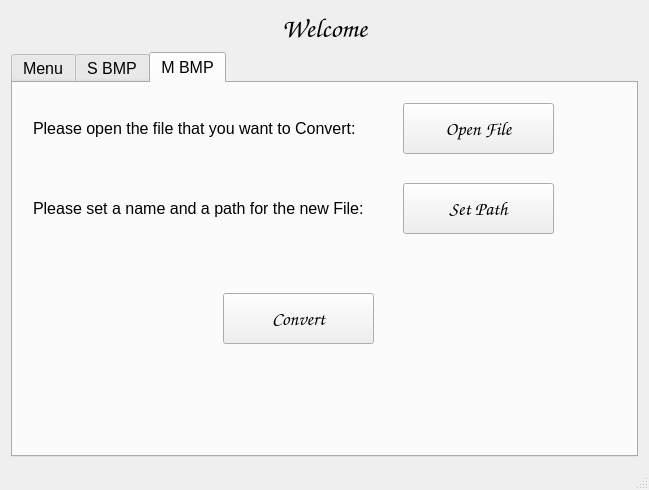
This is mainwindow.ui in ChristopherCousin/BmpManagerQt as Qt 5 draws it before an edit. The edited form follows.
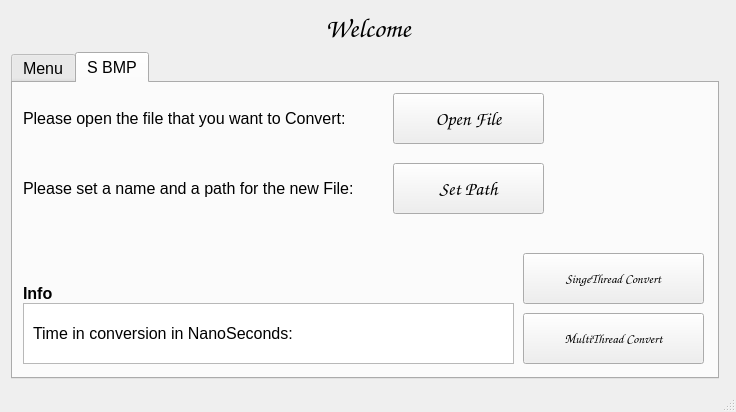
This is the edited form. The open tabs and pages were chosen to show the change. Icons and pictures are not drawn.

The edit to the form file:
```diff
--- a/mainwindow.ui
+++ b/mainwindow.ui
@@ -6,8 +6,8 @@
    <rect>
     <x>0</x>
     <y>0</y>
-    <width>649</width>
-    <height>490</height>
+    <width>736</width>
+    <height>412</height>
    </rect>
   </property>
   <property name="windowTitle">
@@ -25,7 +25,23 @@
   </property>
   <widget class="QWidget" name="centralWidget">
    <layout class="QGridLayout" name="gridLayout_2">
-    <item row="1" column="0" colspan="2">
+    <item row="0" column="0" colspan="2">
+     <widget class="QLabel" name="label">
+      <property name="font">
+       <font>
+        <family>Comic Sans MS</family>
+        <pointsize>20</pointsize>
+       </font>
+      </property>
+      <property name="text">
+       <string>Welcome</string>
+      </property>
+      <property name="alignment">
+       <set>Qt::AlignCenter</set>
+      </property>
+     </widget>
+    </item>
+    <item row="1" column="0">
      <widget class="QTabWidget" name="tabWidget">
       <property name="font">
        <font>
@@ -49,13 +65,13 @@
        <attribute name="title">
         <string>Menu</string>
        </attribute>
-       <widget class="QPushButton" name="GreyScale">
+       <widget class="QPushButton" name="btnToConversionMenu">
         <property name="geometry">
          <rect>
-          <x>190</x>
-          <y>80</y>
-          <width>181</width>
-          <height>41</height>
+          <x>250</x>
+          <y>150</y>
+          <width>211</width>
+          <height>81</height>
          </rect>
         </property>
         <property name="font">
@@ -65,7 +81,7 @@
          </font>
         </property>
         <property name="text">
-         <string>Standar GreyScale</string>
+         <string>Conversion Options</string>
         </property>
         <property name="iconSize">
          <size>
@@ -74,42 +90,17 @@
          </size>
         </property>
        </widget>
-       <widget class="QLabel" name="label_4">
+       <widget class="QLabel" name="firstlbl">
         <property name="geometry">
          <rect>
-          <x>60</x>
-          <y>20</y>
-          <width>481</width>
+          <x>90</x>
+          <y>30</y>
+          <width>531</width>
           <height>51</height>
          </rect>
         </property>
         <property name="text">
-         <string>Hello here we'll show the differents options that you can use</string>
-        </property>
-       </widget>
-       <widget class="QPushButton" name="GreyScale_2">
-        <property name="geometry">
-         <rect>
-          <x>190</x>
-          <y>140</y>
-          <width>181</width>
-          <height>41</height>
-         </rect>
-        </property>
-        <property name="font">
-         <font>
-          <family>Comic Sans MS</family>
-          <pointsize>12</pointsize>
-         </font>
-        </property>
-        <property name="text">
-         <string>MultiThread GreyScale</string>
-        </property>
-        <property name="iconSize">
-         <size>
-          <width>48</width>
-          <height>48</height>
-         </size>
+         <string>This App will convert the colour of your BMP Image to GreyScaled colour</string>
         </property>
        </widget>
       </widget>
@@ -121,11 +112,11 @@
        <attribute name="title">
         <string>S BMP</string>
        </attribute>
-       <widget class="QPushButton" name="pushButton">
+       <widget class="QPushButton" name="btnOpenFile">
         <property name="geometry">
          <rect>
-          <x>460</x>
-          <y>20</y>
+          <x>380</x>
+          <y>10</y>
           <width>151</width>
           <height>51</height>
          </rect>
@@ -150,11 +141,11 @@
          </size>
         </property>
        </widget>
-       <widget class="QPushButton" name="pushButton_2">
+       <widget class="QPushButton" name="btnSetPathFile">
         <property name="geometry">
          <rect>
-          <x>460</x>
-          <y>90</y>
+          <x>380</x>
+          <y>80</y>
           <width>151</width>
           <height>51</height>
          </rect>
@@ -179,23 +170,23 @@
          </size>
         </property>
        </widget>
-       <widget class="QPushButton" name="pushButton_3">
+       <widget class="QPushButton" name="btnSingleThread">
         <property name="geometry">
          <rect>
-          <x>460</x>
-          <y>310</y>
-          <width>151</width>
+          <x>510</x>
+          <y>170</y>
+          <width>181</width>
           <height>51</height>
          </rect>
         </property>
         <property name="font">
          <font>
           <family>Comic Sans MS</family>
-          <pointsize>14</pointsize>
+          <pointsize>10</pointsize>
          </font>
         </property>
         <property name="text">
-         <string>Convert</string>
+         <string>SingeThread Convert</string>
         </property>
         <property name="icon">
          <iconset resource="resources.qrc">
@@ -208,11 +199,11 @@
          </size>
         </property>
        </widget>
-       <widget class="QLabel" name="label_2">
+       <widget class="QLabel" name="secondLbl">
         <property name="geometry">
          <rect>
           <x>10</x>
-          <y>30</y>
+          <y>20</y>
           <width>361</width>
           <height>31</height>
          </rect>
@@ -225,7 +216,7 @@
         <property name="geometry">
          <rect>
           <x>10</x>
-          <y>100</y>
+          <y>90</y>
           <width>371</width>
           <height>31</height>
          </rect>
@@ -238,9 +229,9 @@
         <property name="geometry">
          <rect>
           <x>10</x>
-          <y>190</y>
-          <width>441</width>
-          <height>181</height>
+          <y>220</y>
+          <width>491</width>
+          <height>61</height>
          </rect>
         </property>
         <property name="placeholderText">
@@ -251,7 +242,7 @@
         <property name="geometry">
          <rect>
           <x>10</x>
-          <y>170</y>
+          <y>200</y>
           <width>91</width>
           <height>21</height>
          </rect>
@@ -266,37 +257,11 @@
          <string>Info</string>
         </property>
        </widget>
-       <widget class="QLabel" name="lblHeight">
-        <property name="geometry">
-         <rect>
-          <x>20</x>
-          <y>310</y>
-          <width>421</width>
-          <height>21</height>
-         </rect>
-        </property>
-        <property name="text">
-         <string>Height:</string>
-        </property>
-       </widget>
-       <widget class="QLabel" name="lblWidth">
-        <property name="geometry">
-         <rect>
-          <x>20</x>
-          <y>340</y>
-          <width>421</width>
-          <height>21</height>
-         </rect>
-        </property>
-        <property name="text">
-         <string>Width:</string>
-        </property>
-       </widget>
        <widget class="QLabel" name="lblTimeToFinish">
         <property name="geometry">
          <rect>
           <x>20</x>
-          <y>200</y>
+          <y>240</y>
           <width>421</width>
           <height>21</height>
          </rect>
@@ -305,32 +270,23 @@
          <string>Time in conversion in NanoSeconds:</string>
         </property>
        </widget>
-      </widget>
-      <widget class="QWidget" name="tab_3">
-       <attribute name="icon">
-        <iconset resource="resources.qrc">
-         <normaloff>:/new/prefix1/Resources/multithread.png</normaloff>:/new/prefix1/Resources/multithread.png</iconset>
-       </attribute>
-       <attribute name="title">
-        <string>M BMP</string>
-       </attribute>
-       <widget class="QPushButton" name="pushButton_4">
+       <widget class="QPushButton" name="btnConvertMultiThread">
         <property name="geometry">
          <rect>
-          <x>210</x>
-          <y>210</y>
-          <width>151</width>
+          <x>510</x>
+          <y>230</y>
+          <width>181</width>
           <height>51</height>
          </rect>
         </property>
         <property name="font">
          <font>
           <family>Comic Sans MS</family>
-          <pointsize>14</pointsize>
+          <pointsize>10</pointsize>
          </font>
         </property>
         <property name="text">
-         <string>Convert</string>
+         <string>MultiThread Convert</string>
         </property>
         <property name="icon">
          <iconset resource="resources.qrc">
@@ -343,109 +299,9 @@
          </size>
         </property>
        </widget>
-       <widget class="QLabel" name="label_5">
-        <property name="geometry">
-         <rect>
-          <x>20</x>
-          <y>30</y>
-          <width>361</width>
-          <height>31</height>
-         </rect>
-        </property>
-        <property name="text">
-         <string>Please open the file that you want to Convert:</string>
-        </property>
-       </widget>
-       <widget class="QPushButton" name="pushButton_5">
-        <property name="geometry">
-         <rect>
-          <x>390</x>
-          <y>100</y>
-          <width>151</width>
-          <height>51</height>
-         </rect>
-        </property>
-        <property name="font">
-         <font>
-          <family>Comic Sans MS</family>
-          <pointsize>14</pointsize>
-         </font>
-        </property>
-        <property name="text">
-         <string>Set Path</string>
-        </property>
-        <property name="icon">
-         <iconset resource="resources.qrc">
-          <normaloff>:/new/prefix1/Resources/iconfinder_Open_1493293 (1).png</normaloff>:/new/prefix1/Resources/iconfinder_Open_1493293 (1).png</iconset>
-        </property>
-        <property name="iconSize">
-         <size>
-          <width>48</width>
-          <height>48</height>
-         </size>
-        </property>
-       </widget>
-       <widget class="QLabel" name="label_6">
-        <property name="geometry">
-         <rect>
-          <x>20</x>
-          <y>110</y>
-          <width>371</width>
-          <height>31</height>
-         </rect>
-        </property>
-        <property name="text">
-         <string>Please set a name and a path for the new File:</string>
-        </property>
-       </widget>
-       <widget class="QPushButton" name="pushButton_6">
-        <property name="geometry">
-         <rect>
-          <x>390</x>
-          <y>20</y>
-          <width>151</width>
-          <height>51</height>
-         </rect>
-        </property>
-        <property name="font">
-         <font>
-          <family>Comic Sans MS</family>
-          <pointsize>14</pointsize>
-         </font>
-        </property>
-        <property name="text">
-         <string>Open File</string>
-        </property>
-        <property name="icon">
-         <iconset resource="resources.qrc">
-          <normaloff>:/new/prefix1/Resources/iconfinder_Close_1493281.png</normaloff>:/new/prefix1/Resources/iconfinder_Close_1493281.png</iconset>
-        </property>
-        <property name="iconSize">
-         <size>
-          <width>48</width>
-          <height>48</height>
-         </size>
-        </property>
-       </widget>
       </widget>
      </widget>
     </item>
-    <item row="0" column="0" colspan="2">
-     <widget class="QLabel" name="label">
-      <property name="font">
-       <font>
-        <family>Comic Sans MS</family>
-        <pointsize>20</pointsize>
-       </font>
-      </property>
-      <property name="text">
-       <string>Welcome</string>
-      </property>
-      <property name="alignment">
-       <set>Qt::AlignCenter</set>
-      </property>
-     </widget>
-    </item>
    </layout>
   </widget>
   <widget class="QStatusBar" name="statusBar"/>
```
